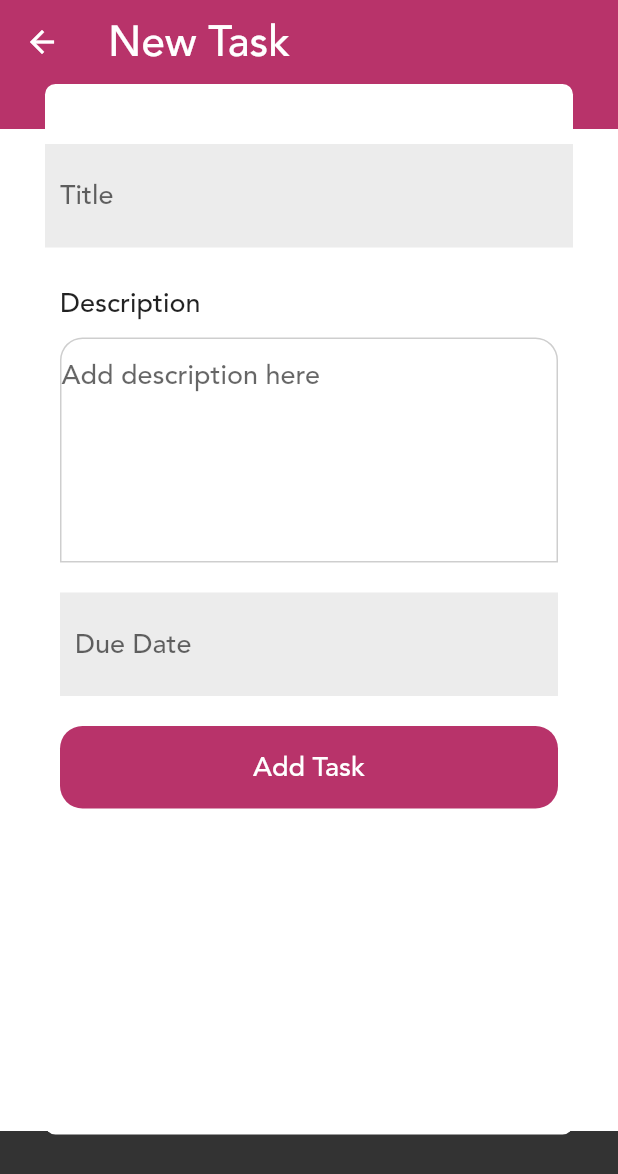
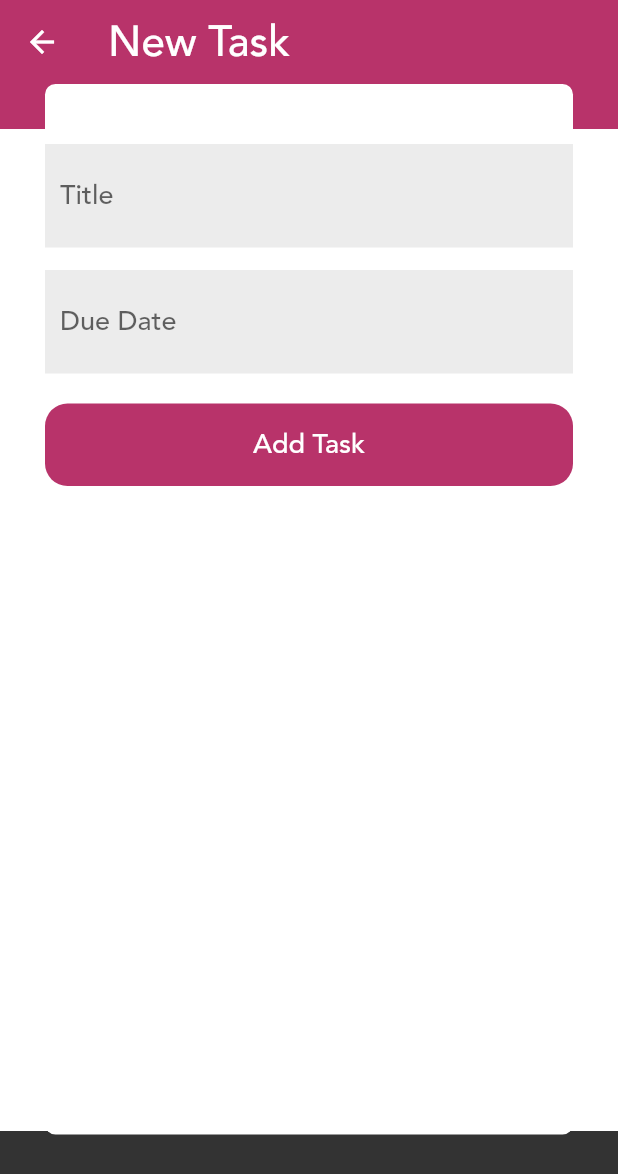
Before and after one commit to neha037/inq, a Flutter app: the NewTaske screen opened directly, on a phone screen of 412 x 824 dp. Shown: the top 1174 px of the screen. Run offline on Flutter 3.47's test engine with Material 2 defaults, Android fonts, the phone set to English and light mode, and no system bars; our stand-ins replace flutter_slidable, table_calendar.

Commit message:
file structed

```diff
--- a/lib/ForgetPassword.dart
+++ /dev/null
@@ -1 +0,0 @@
-// https://youtu.be/N0ey96u8XmE?t=2182
--- a/lib/LoginPage.dart
+++ /dev/null
@@ -1 +0,0 @@
-// https://youtu.be/N0ey96u8XmE?t=1551
--- a/lib/NewTask.dart
+++ b/lib/NewTask.dart
@@ -83,40 +83,6 @@ class _NewTaskeState extends State<NewTaske> {
                     ),
                     Container(
                       padding: EdgeInsets.all(10),
-                      child: Column(
-                        crossAxisAlignment: CrossAxisAlignment.start,
-                        children: [
-                          Text(
-                            "Description",
-                            style: TextStyle(fontSize: 18),
-                          ),
-                          SizedBox(
-                            height: 10,
-                          ),
-                          Container(
-                            height: 150,
-                            width: double.infinity,
-                            decoration: BoxDecoration(
-                                color: Colors.white,
-                                borderRadius: BorderRadius.only(
-                                    topRight: Radius.circular(15),
-                                    topLeft: Radius.circular(15)),
-                                border: Border.all(
-                                    color: Colors.grey.withOpacity(0.5))),
-                            child: TextField(
-                              maxLines: 6,
-                              decoration: InputDecoration(
-                                border: InputBorder.none,
-                                hintText: "Add description here",
-                              ),
-                              style: TextStyle(fontSize: 18),
-                            ),
-                          ),
-                          SizedBox(
-                            height: 20,
-                          ),
-                          Container(
-                            padding: EdgeInsets.all(10),
                       color: Colors.grey.withOpacity(0.2),
                       child: TextField(
                         decoration: InputDecoration(
@@ -129,22 +95,25 @@ class _NewTaskeState extends State<NewTaske> {
                     SizedBox(
                       height: 20,
                     ),
-                          Container(
+                    InkWell(
+                      onTap: () {
+                        Navigator.push(
+                            context,
+                            MaterialPageRoute(
+                                builder: (context) => HomePage()));
+                      },
+                      child: Container(
                         padding: EdgeInsets.symmetric(vertical: 15),
                         width: double.infinity,
                         decoration: BoxDecoration(
-                                borderRadius:
-                                    BorderRadius.all(Radius.circular(15)),
+                            borderRadius: BorderRadius.all(Radius.circular(15)),
                             color: Color(0xffB8336A)),
                         child: Center(
                           child: Text(
                             "Add Task",
-                                style: TextStyle(
-                                    color: Colors.white, fontSize: 18),
+                            style: TextStyle(color: Colors.white, fontSize: 18),
                           ),
                         ),
-                          )
-                        ],
                       ),
                     )
                   ],
--- a/lib/OnBoarding.dart
+++ /dev/null
@@ -1 +0,0 @@
-// https://youtu.be/N0ey96u8XmE?t=388
--- a/lib/PasswordChangedSuccessfully.dart
+++ /dev/null
@@ -1 +0,0 @@
-// https://youtu.be/N0ey96u8XmE?t=2872
--- a/lib/ResetPassword.dart
+++ /dev/null
@@ -1 +0,0 @@
-// https://youtu.be/N0ey96u8XmE?t=2574
--- /dev/null
+++ b/lib/task.dart
@@ -0,0 +1,13 @@
+import 'package:flutter/foundation.dart';
+
+class Task {
+  final String id;
+  final String title;
+  final DateTime date;
+
+  Task({
+    @required this.id,
+    @required this.title,
+    @required this.date,
+  });
+}
```
Also changed, not shown: lib/HomePage.dart (+19 -5 lines), lib/CheckList.dart (deleted), lib/NewNote.dart (deleted). Lines whose indentation alone changed are shown as unchanged.
